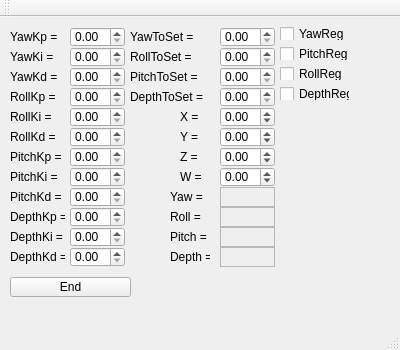
This is mainwindow.ui in shevchVit/ROVSettings as Qt 5 draws it before an edit. The edited form follows.
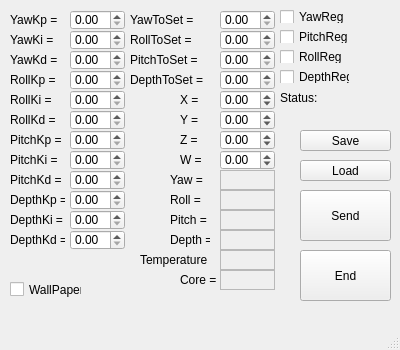
This is the edited form.

The edit to the form file:
```diff
--- a/mainwindow.ui
+++ b/mainwindow.ui
@@ -2,6 +2,9 @@
 <ui version="4.0">
  <class>MainWindow</class>
  <widget class="QMainWindow" name="MainWindow">
+  <property name="enabled">
+   <bool>true</bool>
+  </property>
   <property name="geometry">
    <rect>
     <x>0</x>
@@ -10,6 +13,18 @@
     <height>350</height>
    </rect>
   </property>
+  <property name="minimumSize">
+   <size>
+    <width>400</width>
+    <height>350</height>
+   </size>
+  </property>
+  <property name="maximumSize">
+   <size>
+    <width>400</width>
+    <height>350</height>
+   </size>
+  </property>
   <property name="windowTitle">
    <string>MainWindow</string>
   </property>
@@ -656,6 +671,12 @@
       <height>20</height>
      </rect>
     </property>
+    <property name="autoFillBackground">
+     <bool>false</bool>
+    </property>
+    <property name="wrapping">
+     <bool>false</bool>
+    </property>
     <property name="maximum">
      <double>360.000000000000000</double>
     </property>
@@ -762,10 +783,10 @@
     </property>
     <property name="geometry">
      <rect>
-      <x>10</x>
-      <y>260</y>
-      <width>121</width>
-      <height>20</height>
+      <x>300</x>
+      <y>250</y>
+      <width>91</width>
+      <height>51</height>
      </rect>
     </property>
     <property name="layoutDirection">
@@ -775,26 +796,163 @@
      <string>End</string>
     </property>
    </widget>
+   <widget class="QPushButton" name="Send_Button">
+    <property name="geometry">
+     <rect>
+      <x>300</x>
+      <y>190</y>
+      <width>91</width>
+      <height>51</height>
+     </rect>
+    </property>
+    <property name="text">
+     <string>Send</string>
+    </property>
+   </widget>
+   <widget class="QLabel" name="label_25">
+    <property name="geometry">
+     <rect>
+      <x>280</x>
+      <y>90</y>
+      <width>47</width>
+      <height>15</height>
+     </rect>
+    </property>
+    <property name="text">
+     <string>Status:</string>
+    </property>
+   </widget>
+   <widget class="QLabel" name="Status_Label">
+    <property name="geometry">
+     <rect>
+      <x>320</x>
+      <y>90</y>
+      <width>71</width>
+      <height>41</height>
+     </rect>
+    </property>
+    <property name="frameShape">
+     <enum>QFrame::NoFrame</enum>
+    </property>
+    <property name="text">
+     <string/>
+    </property>
+    <property name="alignment">
+     <set>Qt::AlignLeading|Qt::AlignLeft|Qt::AlignTop</set>
+    </property>
+    <property name="wordWrap">
+     <bool>true</bool>
+    </property>
+   </widget>
+   <widget class="QLabel" name="label_26">
+    <property name="geometry">
+     <rect>
+      <x>140</x>
+      <y>250</y>
+      <width>71</width>
+      <height>20</height>
+     </rect>
+    </property>
+    <property name="text">
+     <string>Temperature =</string>
+    </property>
+   </widget>
+   <widget class="QLabel" name="Temperature_Value">
+    <property name="geometry">
+     <rect>
+      <x>220</x>
+      <y>250</y>
+      <width>55</width>
+      <height>20</height>
+     </rect>
+    </property>
+    <property name="frameShape">
+     <enum>QFrame::StyledPanel</enum>
+    </property>
+    <property name="text">
+     <string/>
+    </property>
+   </widget>
+   <widget class="QLabel" name="label_27">
+    <property name="geometry">
+     <rect>
+      <x>180</x>
+      <y>270</y>
+      <width>41</width>
+      <height>20</height>
+     </rect>
+    </property>
+    <property name="text">
+     <string>Core =</string>
+    </property>
+   </widget>
+   <widget class="QLabel" name="Core_Value">
+    <property name="geometry">
+     <rect>
+      <x>220</x>
+      <y>270</y>
+      <width>55</width>
+      <height>20</height>
+     </rect>
+    </property>
+    <property name="frameShape">
+     <enum>QFrame::StyledPanel</enum>
+    </property>
+    <property name="text">
+     <string/>
+    </property>
+   </widget>
+   <widget class="QCheckBox" name="checkBox">
+    <property name="geometry">
+     <rect>
+      <x>10</x>
+      <y>280</y>
+      <width>72</width>
+      <height>19</height>
+     </rect>
+    </property>
+    <property name="text">
+     <string>WallPaper</string>
+    </property>
+   </widget>
+   <widget class="QPushButton" name="pushButton">
+    <property name="geometry">
+     <rect>
+      <x>300</x>
+      <y>160</y>
+      <width>91</width>
+      <height>21</height>
+     </rect>
+    </property>
+    <property name="text">
+     <string>Load</string>
+    </property>
+   </widget>
+   <widget class="QPushButton" name="pushButton_2">
+    <property name="geometry">
+     <rect>
+      <x>300</x>
+      <y>130</y>
+      <width>91</width>
+      <height>21</height>
+     </rect>
+    </property>
+    <property name="text">
+     <string>Save</string>
+    </property>
+   </widget>
   </widget>
+  <widget class="QStatusBar" name="statusBar"/>
   <widget class="QMenuBar" name="menuBar">
    <property name="geometry">
     <rect>
      <x>0</x>
      <y>0</y>
      <width>400</width>
-     <height>21</height>
+     <height>20</height>
     </rect>
    </property>
   </widget>
-  <widget class="QToolBar" name="mainToolBar">
-   <attribute name="toolBarArea">
-    <enum>TopToolBarArea</enum>
-   </attribute>
-   <attribute name="toolBarBreak">
-    <bool>false</bool>
-   </attribute>
-  </widget>
-  <widget class="QStatusBar" name="statusBar"/>
  </widget>
  <layoutdefault spacing="6" margin="11"/>
  <resources/>
```
